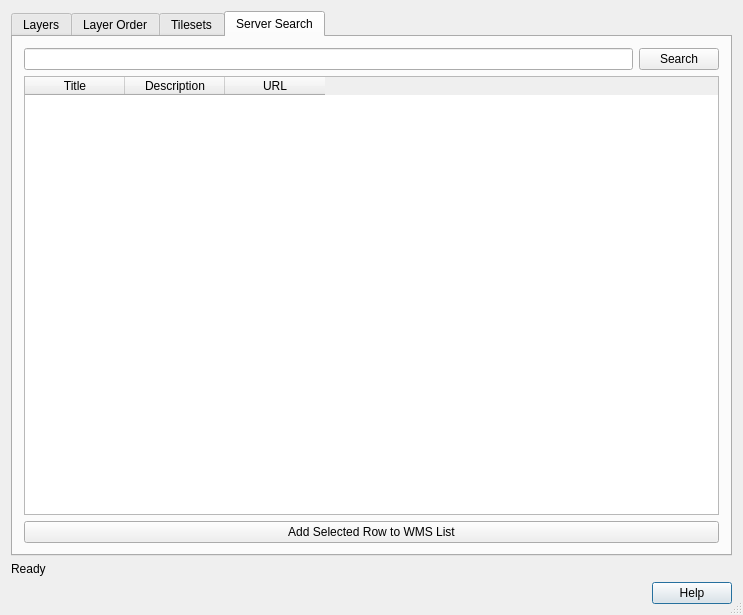
First picture: the form in src/ui/qgsowssourceselectbase.ui, repository qgis/QGIS, before the edit.
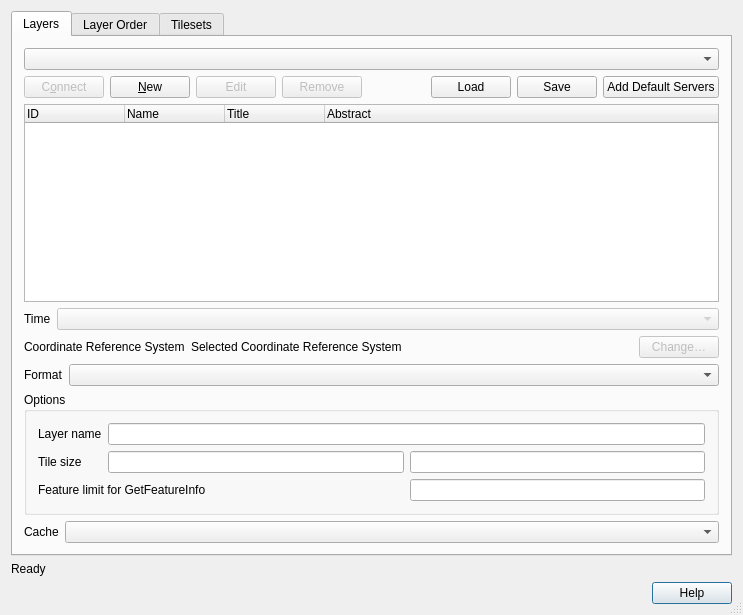
Second picture: the form after the edit. The open tabs and pages were chosen to show the change. Icons and pictures are not drawn.

Commit message: remove server search URL from settings remove server search tab from OWS dialog

The edit to the form file:
```diff
--- a/src/ui/qgsowssourceselectbase.ui
+++ b/src/ui/qgsowssourceselectbase.ui
@@ -530,64 +530,6 @@
        </item>
       </layout>
      </widget>
-     <widget class="QWidget" name="mSearchTab">
-      <attribute name="title">
-       <string>Server Search</string>
-      </attribute>
-      <layout class="QGridLayout">
-       <item row="0" column="0">
-        <widget class="QLineEdit" name="mSearchTermLineEdit"/>
-       </item>
-       <item row="0" column="1">
-        <widget class="QPushButton" name="mSearchButton">
-         <property name="text">
-          <string>Search</string>
-         </property>
-         <property name="default">
-          <bool>true</bool>
-         </property>
-        </widget>
-       </item>
-       <item row="1" column="0" colspan="2">
-        <widget class="QTableWidget" name="mSearchTableWidget">
-         <property name="selectionMode">
-          <enum>QAbstractItemView::SingleSelection</enum>
-         </property>
-         <property name="selectionBehavior">
-          <enum>QAbstractItemView::SelectRows</enum>
-         </property>
-         <property name="cornerButtonEnabled">
-          <bool>false</bool>
-         </property>
-         <attribute name="verticalHeaderVisible">
-          <bool>false</bool>
-         </attribute>
-         <column>
-          <property name="text">
-           <string>Title</string>
-          </property>
-         </column>
-         <column>
-          <property name="text">
-           <string>Description</string>
-          </property>
-         </column>
-         <column>
-          <property name="text">
-           <string>URL</string>
-          </property>
-         </column>
-        </widget>
-       </item>
-       <item row="2" column="0" colspan="2">
-        <widget class="QPushButton" name="mSearchAddButton">
-         <property name="text">
-          <string>Add Selected Row to WMS List</string>
-         </property>
-        </widget>
-       </item>
-      </layout>
-     </widget>
     </widget>
    </item>
   </layout>
```
Left out of the diff: 4 changed lines with no effect on the pictures. The commit also changes 6 other files.
